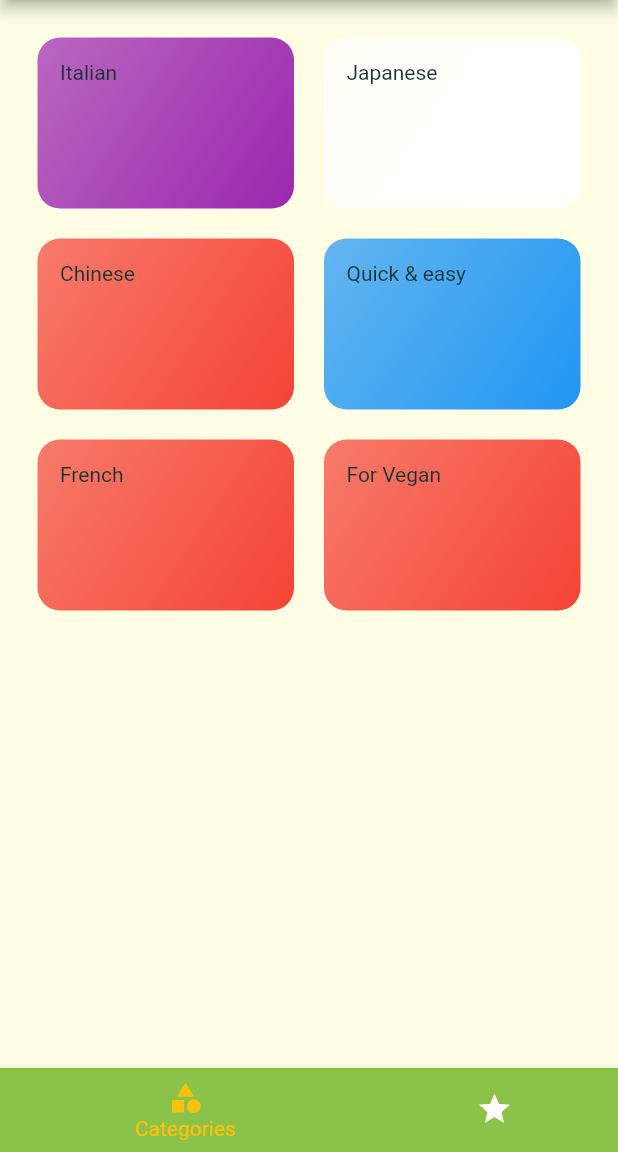
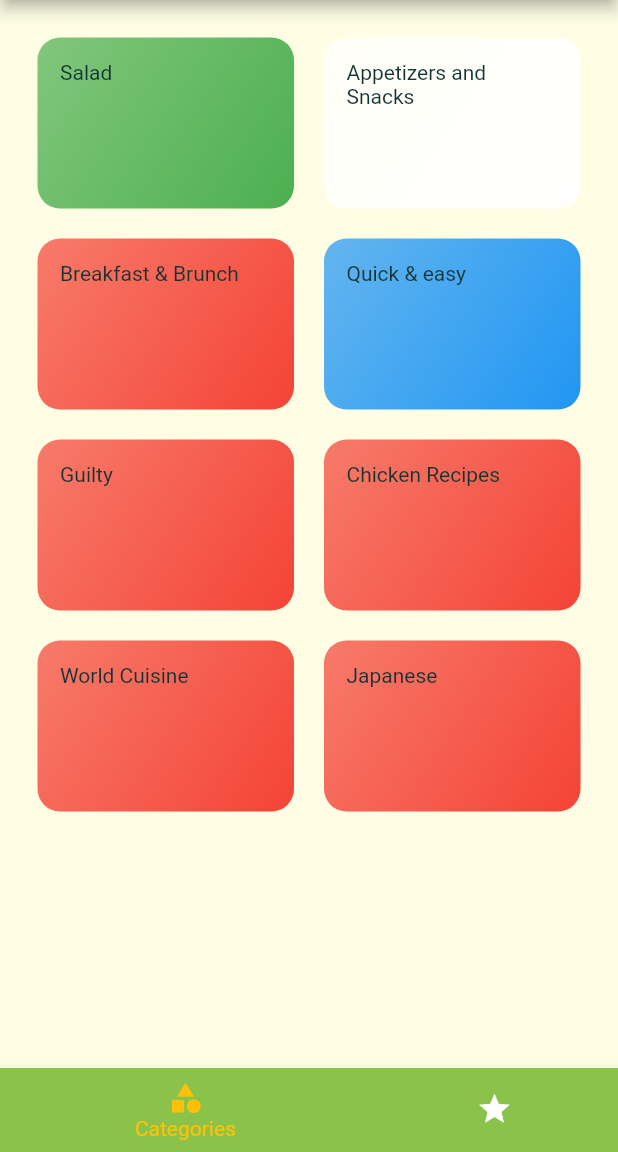
Before and after one commit to riy0/health_log, a Flutter app: the screen it shows after launch, on a phone screen of 412 x 824 dp, the part 84-1236 px from its top. Run offline on Flutter 3.47's test engine with Material 2 defaults, Android fonts, the phone set to English and light mode, and no system bars; Roboto replaces fonts that are missing (Raleway).

Commit message:
update recipe

```diff
--- a/lib/dummy_data.dart
+++ b/lib/dummy_data.dart
@@ -8,17 +8,17 @@ import './models/cuisine.dart';
 const DUMMY_CATEGORIES = const [
   Category(
     id: 'c1',
-    title: 'Italian',
-    color: Colors.purple,
+    title: 'Salad',
+    color: Colors.green,
   ),
   Category(
     id: 'c2',
-    title: 'Japanese',
+    title: 'Appetizers and Snacks',
     color: Colors.white,
   ),
   Category(
     id: 'c3',
-    title: 'Chinese',
+    title: 'Breakfast & Brunch',
     color: Colors.red,
   ),
   Category(
@@ -28,12 +28,22 @@ const DUMMY_CATEGORIES = const [
   ),
   Category(
     id: 'c5',
-    title: 'French',
+    title: 'Guilty',
     color: Colors.red,
   ),
   Category(
     id: 'c6',
-    title: 'For Vegan',
+    title: 'Chicken Recipes',
+    color: Colors.red,
+  ),
+  Category(
+    id: 'c7',
+    title: 'World Cuisine',
+    color: Colors.red,
+  ),
+  Category(
+    id: 'c8',
+    title: 'Japanese',
     color: Colors.red,
   ),
 ];
@@ -44,14 +54,15 @@ const DUMMY_CUISINES = const [
     id: '1',
     categories: [
       'c1',
-      'c2',
+      'c4',
+      'c6',
     ],
-    title: 'pizza',
+    title: 'green salad',
     affordability: Affordability.Affordable,
     imageUrl:
-        'https://images.unsplash.com/photo-1565299624946-b28f40a0ae38?ixlib=rb-1.2.1&ixid=eyJhcHBfaWQiOjEyMDd9&auto=format&fit=crop&w=414&q=80',
-    duration: 30,
-    ingredients: ['1 tomatoes', '100g cheeze', '300g flour', '150g water'],
+        'https://images.unsplash.com/photo-1472926373053-51b220987527?ixlib=rb-1.2.1&ixid=eyJhcHBfaWQiOjEyMDd9&auto=format&fit=crop&w=2550&q=80',
+    duration: 10,
+    ingredients: ['100g baby leaf', '100g cheeze', '300g Romaine lettuce'],
     steps: ['add water to flour', 'topping', 'fire'],
     isGlutenFree: true,
     isLactoseFree: true,
@@ -59,38 +70,70 @@ const DUMMY_CUISINES = const [
   Cuisine(
     id: '2',
     categories: ['c1', 'c2', 'c3'],
-    title: 'pizza',
+    title: 'oatmeal pancake',
     affordability: Affordability.Affordable,
     imageUrl:
-        'https://images.unsplash.com/photo-1506354666786-959d6d497f1a?ixlib=rb-1.2.1&ixid=eyJhcHBfaWQiOjEyMDd9&auto=format&fit=crop&w=1050&q=80',
+        'https://images.unsplash.com/photo-1488558980948-81db7f6c239c?ixlib=rb-1.2.1&ixid=eyJhcHBfaWQiOjEyMDd9&auto=format&fit=crop&w=1444&q=80',
     duration: 30,
-    ingredients: ['1 tomatoes', '100g cheeze', '300g flour', '150g water'],
-    steps: ['add water to flour', 'topping', 'fire'],
+    ingredients: [
+      '1/2 cup all-purpose flour',
+      '1/2 cup quick cooking oats',
+      '1 tablespoon white sugar',
+      '1 teaspoon baking powder',
+      '1/2 teaspoon baking soda',
+      '3/4 cup buttermilk',
+      '1 teaspoon vanilla extract',
+      '2 tablespoonsvegetable oil',
+      '1 egg',
+      'optional: fruits'
+    ],
+    steps: [
+      'ADD: flort, oats, sugar, baking powder, baking soda, salt, buttermilk, vanilla extract, oil, & egg',
+      'PUREE: until mooth',
+      'SCOOP: 1/4 cup of batter onto the oiled heated griddle',
+      'COOK',
+    ],
     isGlutenFree: false,
     isLactoseFree: false,
   ),
   Cuisine(
     id: '3',
-    categories: ['c1', 'c2', 'c3'],
-    title: 'pizza',
+    categories: ['c1', 'c7'],
+    title: 'salad with guacamole',
     affordability: Affordability.Affordable,
     imageUrl:
-        'https://images.unsplash.com/photo-1506354666786-959d6d497f1a?ixlib=rb-1.2.1&ixid=eyJhcHBfaWQiOjEyMDd9&auto=format&fit=crop&w=1050&q=80',
-    duration: 30,
-    ingredients: ['1 tomatoes', '100g cheeze', '300g flour', '150g water'],
-    steps: ['add water to flour', 'topping', 'fire'],
+        'https://images.unsplash.com/photo-1484980972926-edee96e0960d?ixlib=rb-1.2.1&ixid=eyJhcHBfaWQiOjEyMDd9&auto=format&fit=crop&w=668&q=80',
+    duration: 10,
+    ingredients: [
+      '3 avocados',
+      '1 lime,juiced',
+      '1 teaspoon salt',
+      '1/2 cup diced onion',
+      '3tablespoons chopped fresh cliantro',
+      '2 roma tomatoes, diced',
+      '1 teaspoon minced garlic',
+      '1 pinch ground cayenne pepper',
+    ],
+    steps: [
+      'In a medium bowl, mash together the avocados, lime juice, and salt. Mix in onion, cilantro, tomatoes, and garlic. Stir in cayenne pepper. Refrigerate 1 hour for best flavor, or serve immediately'
+    ],
     isGlutenFree: false,
     isLactoseFree: true,
   ),
   Cuisine(
     id: '4',
     categories: ['c1', 'c2', 'c3'],
-    title: 'pizza',
+    title: 'Caprese',
     affordability: Affordability.Affordable,
     imageUrl:
-        'https://images.unsplash.com/photo-1506354666786-959d6d497f1a?ixlib=rb-1.2.1&ixid=eyJhcHBfaWQiOjEyMDd9&auto=format&fit=crop&w=1050&q=80',
+        'https://images.unsplash.com/photo-1529312266912-b33cfce2eefd?ixlib=rb-1.2.1&ixid=eyJhcHBfaWQiOjEyMDd9&auto=format&fit=crop&w=668&q=80',
     duration: 30,
-    ingredients: ['1 tomatoes', '100g cheeze', '300g flour', '150g water'],
+    ingredients: [
+      '4 ripe tomatoes, sliced 1/4 inch thick',
+      'cheeze',
+      '300g flour',
+      '150g water',
+    ],
     steps: ['add water to flour', 'topping', 'fire'],
     isGlutenFree: false,
     isLactoseFree: true,
```
Also changed, not shown: pubspec.lock, 1 other file.
